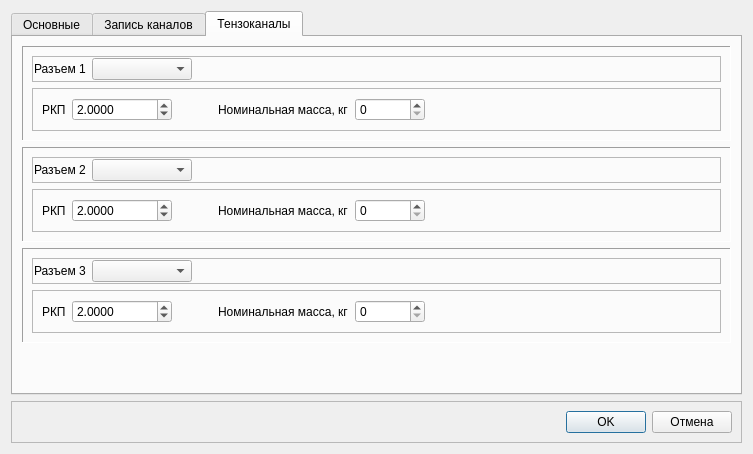
Before: the Qt Designer form drivers/devices/stabilan/stabilan01paramsdialog.ui in grigp/a-analyser, drawn with Qt 5.
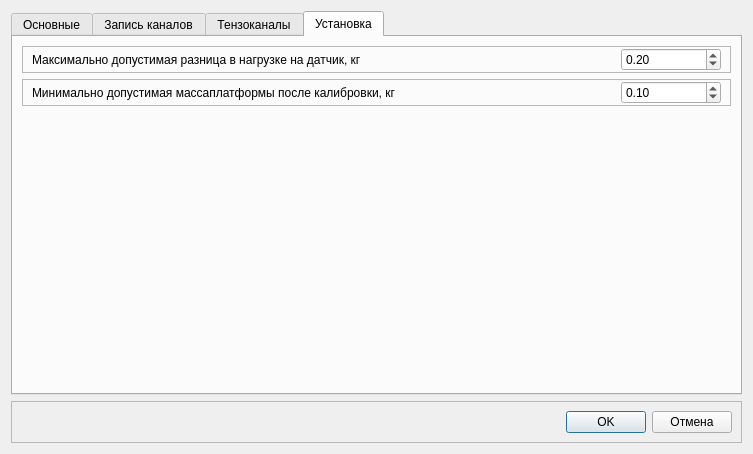
After: the same form once the commit is applied.

Diff of the .ui file:
```diff
--- a/drivers/devices/stabilan/stabilan01paramsdialog.ui
+++ b/drivers/devices/stabilan/stabilan01paramsdialog.ui
@@ -23,7 +23,7 @@
    <item>
     <widget class="QTabWidget" name="tabPages">
      <property name="currentIndex">
-      <number>2</number>
+      <number>3</number>
      </property>
      <widget class="QWidget" name="tabMain">
       <attribute name="title">
@@ -954,6 +954,164 @@
        </item>
       </layout>
      </widget>
+     <widget class="QWidget" name="tabStanding">
+      <attribute name="title">
+       <string>Установка</string>
+      </attribute>
+      <layout class="QVBoxLayout" name="verticalLayout_9">
+       <item>
+        <widget class="QFrame" name="frMaxDifferent">
+         <property name="frameShape">
+          <enum>QFrame::StyledPanel</enum>
+         </property>
+         <property name="frameShadow">
+          <enum>QFrame::Raised</enum>
+         </property>
+         <layout class="QHBoxLayout" name="horizontalLayout_11">
+          <property name="topMargin">
+           <number>1</number>
+          </property>
+          <property name="bottomMargin">
+           <number>1</number>
+          </property>
+          <item>
+           <widget class="QLabel" name="lblMaxDifferent">
+            <property name="sizePolicy">
+             <sizepolicy hsizetype="Fixed" vsizetype="Preferred">
+              <horstretch>0</horstretch>
+              <verstretch>0</verstretch>
+             </sizepolicy>
+            </property>
+            <property name="minimumSize">
+             <size>
+              <width>130</width>
+              <height>0</height>
+             </size>
+            </property>
+            <property name="text">
+             <string>Максимально допустимая разница в нагрузке на датчик, кг</string>
+            </property>
+           </widget>
+          </item>
+          <item>
+           <spacer name="horizontalSpacer_6">
+            <property name="orientation">
+             <enum>Qt::Horizontal</enum>
+            </property>
+            <property name="sizeHint" stdset="0">
+             <size>
+              <width>40</width>
+              <height>20</height>
+             </size>
+            </property>
+           </spacer>
+          </item>
+          <item>
+           <widget class="QDoubleSpinBox" name="edMaxDifferent">
+            <property name="minimumSize">
+             <size>
+              <width>100</width>
+              <height>0</height>
+             </size>
+            </property>
+            <property name="maximum">
+             <double>1.000000000000000</double>
+            </property>
+            <property name="singleStep">
+             <double>0.100000000000000</double>
+            </property>
+            <property name="value">
+             <double>0.200000000000000</double>
+            </property>
+           </widget>
+          </item>
+         </layout>
+        </widget>
+       </item>
+       <item>
+        <widget class="QFrame" name="frMinWeight">
+         <property name="frameShape">
+          <enum>QFrame::StyledPanel</enum>
+         </property>
+         <property name="frameShadow">
+          <enum>QFrame::Raised</enum>
+         </property>
+         <layout class="QHBoxLayout" name="horizontalLayout_12">
+          <property name="topMargin">
+           <number>1</number>
+          </property>
+          <property name="bottomMargin">
+           <number>1</number>
+          </property>
+          <item>
+           <widget class="QLabel" name="lblMinWeight">
+            <property name="sizePolicy">
+             <sizepolicy hsizetype="Fixed" vsizetype="Preferred">
+              <horstretch>0</horstretch>
+              <verstretch>0</verstretch>
+             </sizepolicy>
+            </property>
+            <property name="minimumSize">
+             <size>
+              <width>130</width>
+              <height>0</height>
+             </size>
+            </property>
+            <property name="text">
+             <string>Минимально допустимая массаплатформы после калибровки, кг</string>
+            </property>
+           </widget>
+          </item>
+          <item>
+           <spacer name="horizontalSpacer_7">
+            <property name="orientation">
+             <enum>Qt::Horizontal</enum>
+            </property>
+            <property name="sizeHint" stdset="0">
+             <size>
+              <width>40</width>
+              <height>20</height>
+             </size>
+            </property>
+           </spacer>
+          </item>
+          <item>
+           <widget class="QDoubleSpinBox" name="edMinWeight">
+            <property name="minimumSize">
+             <size>
+              <width>100</width>
+              <height>0</height>
+             </size>
+            </property>
+            <property name="maximum">
+             <double>1.000000000000000</double>
+            </property>
+            <property name="singleStep">
+             <double>0.100000000000000</double>
+            </property>
+            <property name="value">
+             <double>0.100000000000000</double>
+            </property>
+           </widget>
+          </item>
+         </layout>
+        </widget>
+       </item>
+       <item>
+        <spacer name="verticalSpacer_4">
+         <property name="orientation">
+          <enum>Qt::Vertical</enum>
+         </property>
+         <property name="sizeHint" stdset="0">
+          <size>
+           <width>20</width>
+           <height>40</height>
+          </size>
+         </property>
+        </spacer>
+       </item>
+      </layout>
+     </widget>
     </widget>
    </item>
    <item>
```
Left out of the diff: 8 changed lines with no effect on the pictures.
